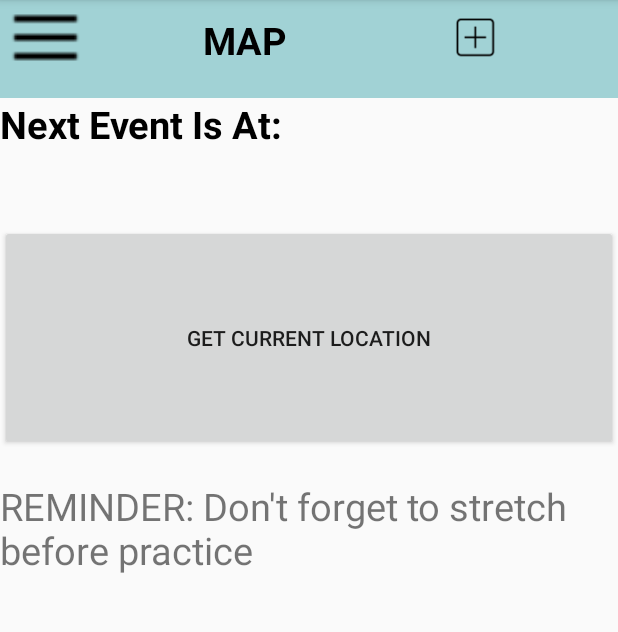
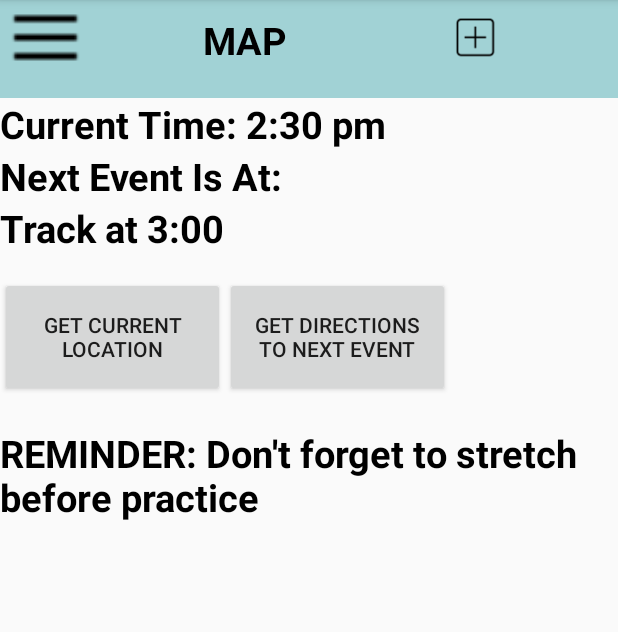
Before and after one commit to BaileyFrederick/FinalProject, an Android app: the MapActivity screen opened directly, with no data from a screen before it, on a phone screen of 412 x 824 dp, the part 84-716 px from its top. Run offline under Robolectric (Android 15) with nearby library versions, the phone set to English and light mode, and no system bars; our stand-ins replace Firebase (no records; nobody signed in at launch, a user with empty details on screens opened directly).

Commit message:
added directions

```diff
--- a/app/src/main/AndroidManifest.xml
+++ b/app/src/main/AndroidManifest.xml
@@ -46,6 +46,7 @@
         <activity android:name=".DateActivity" />
         <activity android:name=".HealthActivity" />
         <activity android:name=".MapActivity" />
+        <activity android:name=".DirectionsActivity"/>
         <service
             android:name=".FetchAddressIntentService"
             android:exported="false"/>
--- a/app/src/main/java/com/example/finalproject/CustomBarGraphView.java
+++ b/app/src/main/java/com/example/finalproject/CustomBarGraphView.java
@@ -61,6 +61,10 @@ public class CustomBarGraphView extends View {
     }
 
         float scaleBars = (float) (width/36);
+        milesEachHour[10] = 1.21;
+        milesEachHour[12] = 1.04;
+        milesEachHour[13] = 1.32;
+        milesEachHour[14] = 0.75;
 
         for(int i=0; i<24; i++){
             //canvas.drawLine((float) (i * scaleBars), (float) (0), (float) (i * scaleBars), (float) (10*milesEachHour[i]), barColor);
--- a/app/src/main/java/com/example/finalproject/HealthActivity.java
+++ b/app/src/main/java/com/example/finalproject/HealthActivity.java
@@ -177,6 +177,11 @@ public class HealthActivity extends AppCompatActivity implements SensorEventList
         Date d = new Date();
         String date = dateFormat.format(d);
 
+        step.setText("8256");
+        miles.setText("4.43");
+        height.setText("64");
+        weight.setText("125");
+
         EventHealth e = new EventHealth(calories.getText().toString(),date,miles.getText().toString(), step.getText().toString(), height.getText().toString(), weight.getText().toString());
         //Log.v("MY_TAG", "DATE="+date);
         fb.addHealthEvent(e);
--- a/app/src/main/java/com/example/finalproject/MapActivity.java
+++ b/app/src/main/java/com/example/finalproject/MapActivity.java
@@ -8,6 +8,7 @@ import android.graphics.Point;
 import android.location.Geocoder;
 import android.location.Location;
 import android.os.Bundle;
+import android.support.annotation.NonNull;
 import android.support.annotation.Nullable;
 import android.support.v4.app.ActivityCompat;
 import android.support.v7.app.AppCompatActivity;
@@ -24,9 +25,17 @@ import android.widget.Toast;
 import com.google.android.gms.location.FusedLocationProviderClient;
 import com.google.android.gms.location.LocationServices;
 import com.google.android.gms.tasks.OnSuccessListener;
+import com.google.firebase.database.DataSnapshot;
+import com.google.firebase.database.DatabaseError;
 import com.google.firebase.database.DatabaseReference;
+import com.google.firebase.database.FirebaseDatabase;
+import com.google.firebase.database.ValueEventListener;
 
+import java.text.SimpleDateFormat;
 import java.time.LocalDateTime;
+import java.util.ArrayList;
+import java.util.Date;
+import java.util.List;
 
 public class MapActivity extends AppCompatActivity {
 
@@ -40,11 +49,14 @@ public class MapActivity extends AppCompatActivity {
     EditText reminder;
     EditText locationReminder;
     FirebaseHandler fb;
+    private FirebaseDatabase mDatabase;
     Geocoder gc;
     Intent addressCurrLocation;
     private AddressResultReceiver resultReceiver;
     private FusedLocationProviderClient fusedLocationClient;
     Location lastKnownLocation;
+    TextView nextEventIsAt;
+    TextView locationofnextevent;
 
 
     @Override
@@ -67,6 +79,43 @@ public class MapActivity extends AppCompatActivity {
         fb = new FirebaseHandler();
         final DatabaseReference myRef = fb.mDatabase.getReference("Reminders");
 
+        /*mDatabase = FirebaseDatabase.getInstance();
+        setContentView(R.layout.activity_date);
+        Bundle bundle = getIntent().getExtras();
+        Date d = new Date();
+        SimpleDateFormat formater = new SimpleDateFormat("MMMM dd");
+        String day = formater.format(d);
+        SimpleDateFormat dbformater = new SimpleDateFormat("yyyy/MM/dd");
+        String date = dbformater.format(d);
+        TextView dayText = (TextView) findViewById(R.id.dayTV);
+        dayText.setText(day);
+
+
+        nextEventIsAt = (TextView) findViewById(R.id.nexteventisat);
+
+
+        final DatabaseReference myRef2 = mDatabase.getReference("Calendar");
+        final List<Event> list = new ArrayList<>();
+        myRef2.child(date).addValueEventListener(new ValueEventListener() {
+            @Override
+            public void onDataChange(DataSnapshot dataSnapshot) {
+                for (DataSnapshot noteDataSnapshot : dataSnapshot.getChildren()) {
+                    Event e = noteDataSnapshot.getValue(Event.class);
+                    nextEventIsAt.setText(e.loc);
+                }
+            }
+
+            @Override
+            public void onCancelled(@NonNull DatabaseError databaseError) {
+
+            }
+        });
+        */
+
+        locationofnextevent = (TextView) findViewById(R.id.locationofnextevent);
+        locationofnextevent.setText("Track at 3:00");
+
+
     }
 
     public void backToMain(View v){
@@ -76,8 +125,6 @@ public class MapActivity extends AppCompatActivity {
 
     @Override
     protected void onSaveInstanceState(Bundle outstate){
-
-
 
         super.onSaveInstanceState(outstate);
 
@@ -160,4 +207,10 @@ public class MapActivity extends AppCompatActivity {
             nextEvent.setText("Next Event Is At:");
         }
     }
+
+    public void getDirections(View v){
+        Intent x = new Intent(this, DirectionsActivity.class);
+        startActivity(x);
+
+    }
 }
--- a/app/src/main/res/layout/activity_main.xml
+++ b/app/src/main/res/layout/activity_main.xml
@@ -15,10 +15,9 @@
         android:orientation="horizontal"
         android:background="@color/navy">
 
-        <Button
+        <TextView
             android:layout_width="50dp"
             android:layout_height="50dp"
-            android:background= "@drawable/menu"
             android:layout_marginLeft="5dp" />
 
         <LinearLayout
--- a/app/src/main/res/layout/activity_map.xml
+++ b/app/src/main/res/layout/activity_map.xml
@@ -41,6 +41,16 @@
         <TextView
             android:layout_width="wrap_content"
             android:layout_height="wrap_content"
+            android:text="Current Time: 2:30 pm"
+            android:textColor="@color/black"
+            android:textStyle="bold"
+            android:id="@+id/currenttime"
+            android:textSize="25dp"/>
+
+
+        <TextView
+            android:layout_width="wrap_content"
+            android:layout_height="wrap_content"
             android:text="Next Event Is At: "
             android:textColor="@color/black"
             android:textStyle="bold"
@@ -52,20 +62,36 @@
             android:textStyle="bold"
             android:textColor="@color/black"
             android:text=" "
+            android:id="@+id/locationofnextevent"
             android:textSize="25dp"/>
 
+        <LinearLayout
+            android:layout_width="wrap_content"
+            android:layout_height="wrap_content"
+            android:orientation="horizontal">
+
     <Button
-        android:layout_width="match_parent"
-        android:layout_height="150dp"
+        android:layout_width="150dp"
+        android:layout_height="80dp"
         android:text="Get Current Location"
         android:onClick="getCurrentLocation"
         android:layout_marginTop="15dp"/>
+
+        <Button
+            android:layout_width="150dp"
+            android:layout_height="80dp"
+            android:text="Get Directions to Next Event"
+            android:onClick="getDirections"
+            android:layout_marginTop="15dp"/>
+    </LinearLayout>
 
     <TextView
         android:layout_width="wrap_content"
         android:layout_height="wrap_content"
         android:text="REMINDER: Don't forget to stretch before practice"
         android:layout_marginTop="20dp"
+        android:textStyle="bold"
+        android:textColor="@color/black"
         android:textSize="25dp"/>
 
     </LinearLayout>
```
Also changed, not shown: app/src/main/java/com/example/finalproject/DirectionsActivity.java (added, +16 -0 lines), app/src/main/res/layout/activity_directions.xml (added, +53 -0 lines), app/src/main/res/layout/activity_help.xml (+24 -6 lines).
